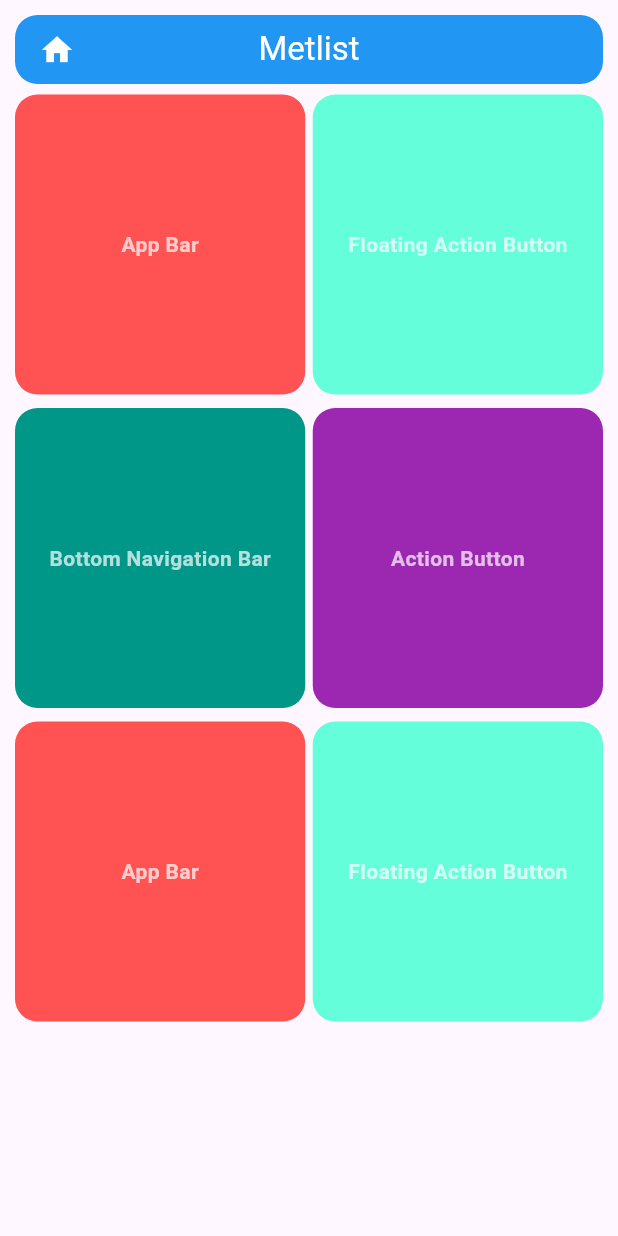
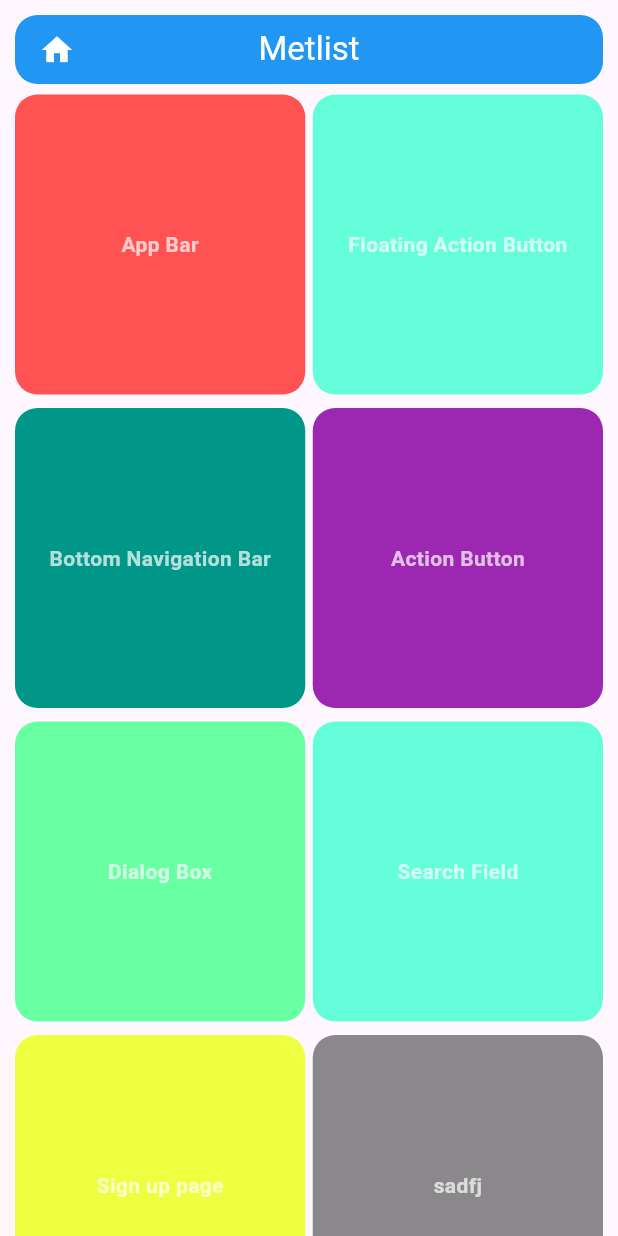
Before and after one commit to 0xWares/flut, a Flutter app: the screen it shows after launch, on a phone screen of 412 x 824 dp. Run offline on Flutter 3.47's test engine with Material 3 defaults, Android fonts, the phone set to English and light mode, and no system bars.

Commit message:
Sign up page

```diff
--- a/lib/metlist.dart
+++ b/lib/metlist.dart
@@ -1,3 +1,6 @@
+import 'package:flut/dirs/dialog.dart';
+import 'package:flut/dirs/search_field_widget.dart';
+import 'package:flut/dirs/signup.dart';
 import 'package:flut/widgets/custom_row_widget.dart';
 
 import 'package:flutter/material.dart';
@@ -57,14 +60,22 @@ class Metlist extends StatelessWidget {
               ),
               SizedBox(height: 5),
               CustomRowWidget(
-                txt1: "App Bar",
-                clr1: Colors.redAccent,
-                link1: Bar(),
-                txt2: "Floating Action Button",
+                txt1: "Dialog Box",
+                clr1: const Color.fromARGB(255, 105, 255, 163),
+                link1: DialogWidget(),
+                txt2: "Search Field",
                 clr2: Colors.tealAccent,
-                link2: ActionButton(),
+                link2: SearchFieldWidget(),
               ),
-              SizedBox(height: 30),
+              SizedBox(height: 5),
+              CustomRowWidget(
+                txt1: "Sign up page",
+                clr1: Colors.limeAccent,
+                link1: SignUpPage(),
+                txt2: "sadfj",
+                clr2: Colors.black45,
+                link2: Btmnavbar(),
+              ),
             ],
           ),
         ),
```
Also changed, not shown: lib/dirs/dialog.dart (added, +38 -0 lines), lib/dirs/search_field_widget.dart (added, +60 -0 lines), lib/dirs/signup.dart (added, +92 -0 lines).
